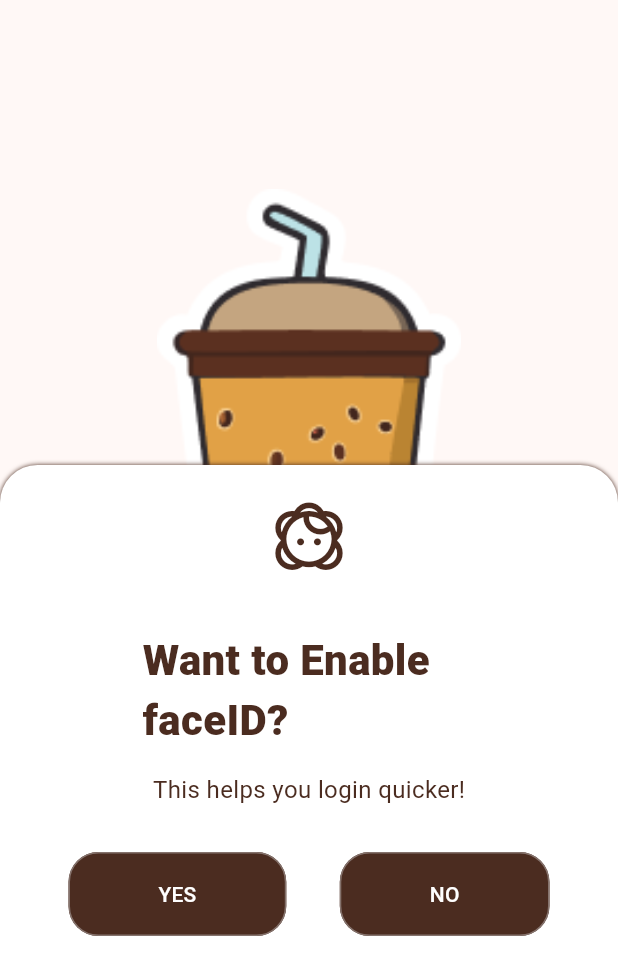
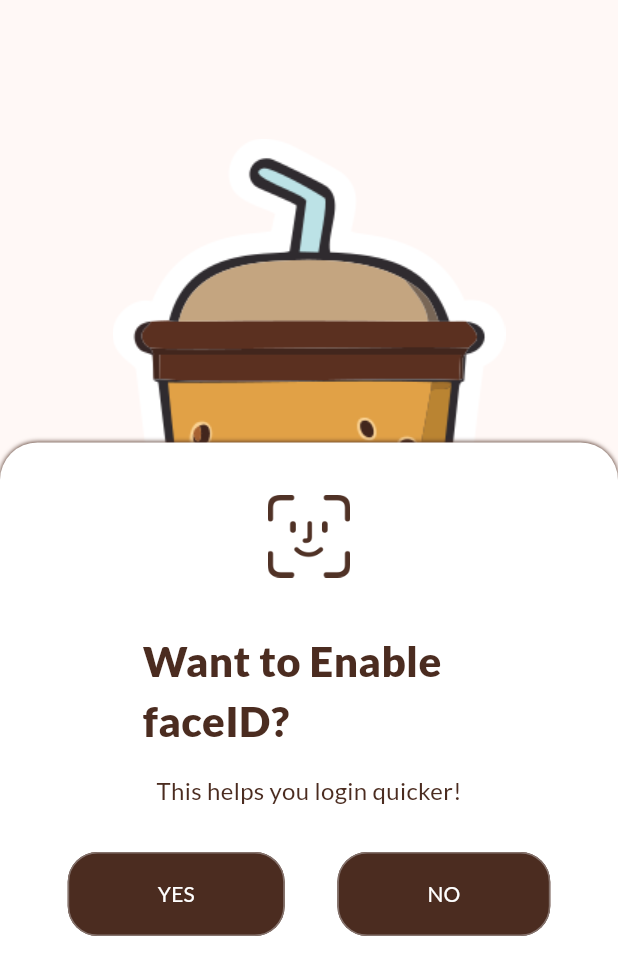
Before and after one commit to axornam/coffee_shop_mobile, a Flutter app: the FaceIDScreen screen opened directly, on a phone screen of 412 x 824 dp. Shown: the top 975 px of the screen. Run offline on Flutter 3.47's test engine with Material 3 defaults, Android fonts, the phone set to English and light mode, and no system bars; our stand-ins replace google_fonts; missing offline and left inert: dart:html.

```diff
--- a/lib/screens/auth/face_id_screen.dart
+++ b/lib/screens/auth/face_id_screen.dart
@@ -1,5 +1,5 @@
 import 'package:coffee_shop/config/constants.dart';
-import 'package:coffee_shop/screens/auth/register_screen.dart';
+import 'package:coffee_shop/screens/auth/loading_screen.dart';
 import 'package:flutter/material.dart';
 
 class FaceIDScreen extends StatefulWidget {
@@ -16,8 +16,7 @@ class _FaceIDScreenState extends State<FaceIDScreen> {
       body: Container(
         decoration: BoxDecoration(
           image: DecorationImage(
-            alignment: Alignment(0, -0.5),
-            scale: 0.65,
+            alignment: Alignment(0, -0.55),
             image: AssetImage('assets/icons/coffeeshot_logo.png'),
           ),
         ),
@@ -51,9 +50,13 @@ class _FaceIDScreenState extends State<FaceIDScreen> {
                       child: Column(
                         mainAxisAlignment: MainAxisAlignment.start,
                         children: [
-                          Icon(Icons.face_2_outlined,
-                              size: 45, color: colorScheme.primary),
-                          SizedBox(height: 40),
+                          SizedBox(height: 10),
+                          ImageIcon(
+                            AssetImage('assets/icons/face_id.png'),
+                            size: 55,
+                            color: colorScheme.primary,
+                          ),
+                          SizedBox(height: 35),
                           Text(
                             'Want to Enable faceID?',
                             style: TextStyle(
@@ -82,7 +85,13 @@ class _FaceIDScreenState extends State<FaceIDScreen> {
                         mainAxisAlignment: MainAxisAlignment.spaceEvenly,
                         children: [
                           OutlinedButton(
-                            onPressed: () {},
+                            onPressed: () {
+                              Navigator.of(context).pushReplacement(
+                                MaterialPageRoute(
+                                  builder: (_) => const LoadingScreen(),
+                                ),
+                              );
+                            },
                             child: Text('YES'),
                             style: ButtonStyle(
                               padding: MaterialStatePropertyAll(
@@ -110,7 +119,9 @@ class _FaceIDScreenState extends State<FaceIDScreen> {
                             ),
                           ),
                           OutlinedButton(
-                            onPressed: () {},
+                            onPressed: () {
+                              Navigator.of(context).pop();
+                            },
                             child: Text('NO'),
                             style: ButtonStyle(
                               padding: MaterialStatePropertyAll(
--- a/pubspec.yaml
+++ b/pubspec.yaml
@@ -77,6 +77,8 @@ flutter:
     - assets/icons/sweets.png
     - assets/icons/whole_beans.png
     - assets/icons/tea_bags.png
+    - assets/icons/face_id.png
+    - assets/icons/face_id_done.png
 
     - assets/icons/loading_coffee_1.png
     - assets/icons/loading_coffee_2.png
```
Also changed, not shown: lib/config/constants.dart (+18 -4 lines), lib/screens/auth/login_screen.dart (+5 -5 lines), lib/screens/splash_screen.dart (+12 -6 lines), assets/coffee_shot_logo_generic.png, assets/icons/coffeeshot_logo.png, assets/icons/face_id.png (added), assets/icons/face_id_done.png (added).
